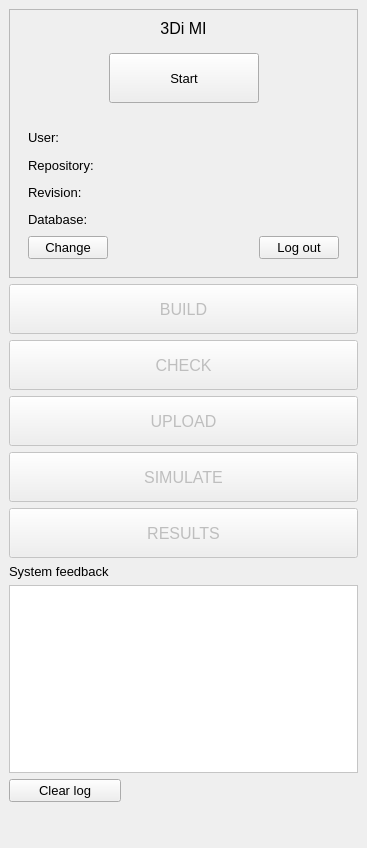
Before: the Qt Designer form threedi_api_qgis_client/ui/threedi_api_qgis_client_dockwidget_base.ui in nens/threedi-api-qgis-client, drawn with Qt 5.
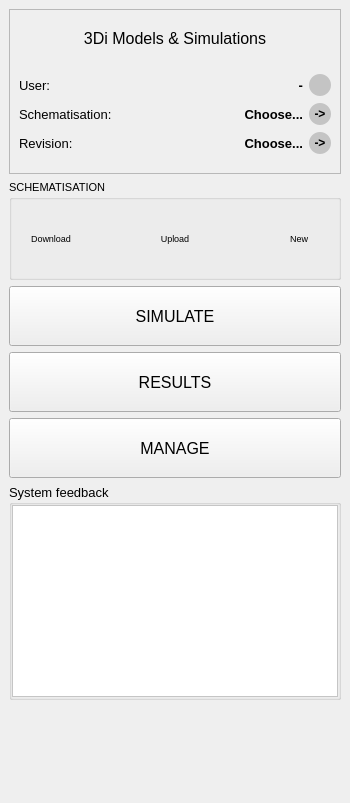
After: the same form once the commit is applied. Icons and pictures are not drawn. Custom widgets are drawn as their Qt base class.

The edit to the form file:
```diff
--- a/threedi_api_qgis_client/ui/threedi_api_qgis_client_dockwidget_base.ui
+++ b/threedi_api_qgis_client/ui/threedi_api_qgis_client_dockwidget_base.ui
@@ -6,10 +6,16 @@
    <rect>
     <x>0</x>
     <y>0</y>
-    <width>367</width>
-    <height>848</height>
+    <width>350</width>
+    <height>803</height>
    </rect>
   </property>
+  <property name="minimumSize">
+   <size>
+    <width>282</width>
+    <height>579</height>
+   </size>
+  </property>
   <property name="font">
    <font>
     <family>Segoe UI</family>
@@ -19,25 +25,24 @@
   <property name="layoutDirection">
    <enum>Qt::LeftToRight</enum>
   </property>
+  <property name="features">
+   <set>QDockWidget::DockWidgetClosable|QDockWidget::DockWidgetMovable</set>
+  </property>
+  <property name="allowedAreas">
+   <set>Qt::LeftDockWidgetArea|Qt::RightDockWidgetArea</set>
+  </property>
   <property name="windowTitle">
-   <string>3Di</string>
+   <string>3Di Models &amp;&amp; Simulations</string>
   </property>
   <widget class="QWidget" name="dockWidgetContents">
    <layout class="QGridLayout" name="gridLayout">
-    <item row="7" column="0">
-     <widget class="QLabel" name="label_9">
-      <property name="text">
-       <string>System feedback</string>
-      </property>
-     </widget>
-    </item>
-    <item row="6" column="0" colspan="3">
+    <item row="4" column="0" colspan="3">
      <widget class="QToolButton" name="btn_results">
       <property name="enabled">
-       <bool>false</bool>
+       <bool>true</bool>
       </property>
       <property name="sizePolicy">
-       <sizepolicy hsizetype="Expanding" vsizetype="Expanding">
+       <sizepolicy hsizetype="Preferred" vsizetype="Preferred">
         <horstretch>0</horstretch>
         <verstretch>0</verstretch>
        </sizepolicy>
@@ -45,7 +50,13 @@
       <property name="minimumSize">
        <size>
         <width>0</width>
-        <height>50</height>
+        <height>60</height>
+       </size>
+      </property>
+      <property name="maximumSize">
+       <size>
+        <width>16777215</width>
+        <height>16777215</height>
        </size>
       </property>
       <property name="font">
@@ -58,6 +69,46 @@
       </property>
       <property name="icon">
        <iconset>
+        <normaloff>icons/api.svg</normaloff>icons/api.svg</iconset>
+      </property>
+      <property name="iconSize">
+       <size>
+        <width>80</width>
+        <height>40</height>
+       </size>
+      </property>
+      <property name="toolButtonStyle">
+       <enum>Qt::ToolButtonTextBesideIcon</enum>
+      </property>
+     </widget>
+    </item>
+    <item row="5" column="0" colspan="3">
+     <widget class="QToolButton" name="btn_manage">
+      <property name="enabled">
+       <bool>true</bool>
+      </property>
+      <property name="sizePolicy">
+       <sizepolicy hsizetype="Preferred" vsizetype="Preferred">
+        <horstretch>0</horstretch>
+        <verstretch>0</verstretch>
+       </sizepolicy>
+      </property>
+      <property name="minimumSize">
+       <size>
+        <width>0</width>
+        <height>60</height>
+       </size>
+      </property>
+      <property name="font">
+       <font>
+        <pointsize>12</pointsize>
+       </font>
+      </property>
+      <property name="text">
+       <string>MANAGE</string>
+      </property>
+      <property name="icon">
+       <iconset>
         <normaloff>icons/results.svg</normaloff>icons/results.svg</iconset>
       </property>
       <property name="iconSize">
@@ -71,53 +122,13 @@
       </property>
      </widget>
     </item>
-    <item row="9" column="0">
-     <widget class="QPushButton" name="btn_clear_log">
-      <property name="enabled">
-       <bool>true</bool>
-      </property>
-      <property name="text">
-       <string>Clear log</string>
-      </property>
-     </widget>
-    </item>
-    <item row="8" column="0" colspan="3">
-     <widget class="QListView" name="lv_log">
-      <property name="sizePolicy">
-       <sizepolicy hsizetype="Expanding" vsizetype="Preferred">
-        <horstretch>0</horstretch>
-        <verstretch>0</verstretch>
-       </sizepolicy>
-      </property>
-      <property name="minimumSize">
-       <size>
-        <width>0</width>
-        <height>0</height>
-       </size>
-      </property>
-      <property name="font">
-       <font>
-        <pointsize>8</pointsize>
-       </font>
-      </property>
-      <property name="styleSheet">
-       <string notr="true">QListView {background-color: white;}</string>
-      </property>
-      <property name="editTriggers">
-       <set>QAbstractItemView::NoEditTriggers</set>
-      </property>
-      <property name="wordWrap">
-       <bool>true</bool>
-      </property>
-     </widget>
-    </item>
     <item row="3" column="0" colspan="3">
-     <widget class="QToolButton" name="btn_check">
+     <widget class="QToolButton" name="btn_simulate">
       <property name="enabled">
-       <bool>false</bool>
+       <bool>true</bool>
       </property>
       <property name="sizePolicy">
-       <sizepolicy hsizetype="Expanding" vsizetype="Expanding">
+       <sizepolicy hsizetype="Preferred" vsizetype="Preferred">
         <horstretch>0</horstretch>
         <verstretch>0</verstretch>
        </sizepolicy>
@@ -125,47 +136,19 @@
       <property name="minimumSize">
        <size>
         <width>0</width>
-        <height>50</height>
+        <height>60</height>
        </size>
       </property>
-      <property name="font">
-       <font>
-        <pointsize>12</pointsize>
-       </font>
-      </property>
-      <property name="text">
-       <string>CHECK</string>
-      </property>
-      <property name="icon">
-       <iconset>
-        <normaloff>icons/check.svg</normaloff>icons/check.svg</iconset>
-      </property>
-      <property name="iconSize">
+      <property name="maximumSize">
        <size>
-        <width>80</width>
-        <height>40</height>
+        <width>16777215</width>
+        <height>16777215</height>
        </size>
       </property>
-      <property name="toolButtonStyle">
-       <enum>Qt::ToolButtonTextBesideIcon</enum>
-      </property>
-     </widget>
-    </item>
-    <item row="2" column="0" colspan="3">
-     <widget class="QToolButton" name="btn_build">
-      <property name="enabled">
-       <bool>false</bool>
-      </property>
-      <property name="sizePolicy">
-       <sizepolicy hsizetype="Expanding" vsizetype="Expanding">
-        <horstretch>0</horstretch>
-        <verstretch>0</verstretch>
-       </sizepolicy>
-      </property>
-      <property name="minimumSize">
+      <property name="sizeIncrement">
        <size>
         <width>0</width>
-        <height>50</height>
+        <height>0</height>
        </size>
       </property>
       <property name="font">
@@ -173,51 +156,8 @@
         <pointsize>12</pointsize>
        </font>
       </property>
-      <property name="layoutDirection">
-       <enum>Qt::LeftToRight</enum>
-      </property>
       <property name="text">
-       <string>BUILD</string>
-      </property>
-      <property name="icon">
-       <iconset>
-        <normaloff>../icons/build.svg</normaloff>../icons/build.svg</iconset>
-      </property>
-      <property name="iconSize">
-       <size>
-        <width>80</width>
-        <height>40</height>
-       </size>
-      </property>
-      <property name="toolButtonStyle">
-       <enum>Qt::ToolButtonTextBesideIcon</enum>
-      </property>
-     </widget>
-    </item>
-    <item row="4" column="0" colspan="3">
-     <widget class="QToolButton" name="btn_upload">
-      <property name="enabled">
-       <bool>false</bool>
-      </property>
-      <property name="sizePolicy">
-       <sizepolicy hsizetype="Expanding" vsizetype="Expanding">
-        <horstretch>0</horstretch>
-        <verstretch>0</verstretch>
-       </sizepolicy>
-      </property>
-      <property name="minimumSize">
-       <size>
-        <width>0</width>
-        <height>50</height>
-       </size>
-      </property>
-      <property name="font">
-       <font>
-        <pointsize>12</pointsize>
-       </font>
-      </property>
-      <property name="text">
-       <string>UPLOAD</string>
+       <string>SIMULATE</string>
       </property>
       <property name="icon">
        <iconset>
@@ -234,12 +174,266 @@
       </property>
      </widget>
     </item>
+    <item row="7" column="0" colspan="3">
+     <widget class="QgsCollapsibleGroupBox" name="mGroupBox">
+      <property name="sizePolicy">
+       <sizepolicy hsizetype="Expanding" vsizetype="Expanding">
+        <horstretch>0</horstretch>
+        <verstretch>0</verstretch>
+       </sizepolicy>
+      </property>
+      <property name="title">
+       <string>System feedback</string>
+      </property>
+      <property name="collapsed">
+       <bool>true</bool>
+      </property>
+      <property name="saveCollapsedState">
+       <bool>false</bool>
+      </property>
+      <layout class="QGridLayout" name="gridLayout_2">
+       <property name="leftMargin">
+        <number>0</number>
+       </property>
+       <property name="topMargin">
+        <number>0</number>
+       </property>
+       <property name="rightMargin">
+        <number>0</number>
+       </property>
+       <property name="bottomMargin">
+        <number>0</number>
+       </property>
+       <property name="spacing">
+        <number>0</number>
+       </property>
+       <item row="0" column="0">
+        <widget class="QListView" name="lv_log">
+         <property name="sizePolicy">
+          <sizepolicy hsizetype="Expanding" vsizetype="Expanding">
+           <horstretch>0</horstretch>
+           <verstretch>0</verstretch>
+          </sizepolicy>
+         </property>
+         <property name="minimumSize">
+          <size>
+           <width>0</width>
+           <height>150</height>
+          </size>
+         </property>
+         <property name="maximumSize">
+          <size>
+           <width>16777215</width>
+           <height>16777215</height>
+          </size>
+         </property>
+         <property name="font">
+          <font>
+           <pointsize>8</pointsize>
+          </font>
+         </property>
+         <property name="styleSheet">
+          <string notr="true">QListView {background-color: white;}</string>
+         </property>
+         <property name="editTriggers">
+          <set>QAbstractItemView::NoEditTriggers</set>
+         </property>
+         <property name="wordWrap">
+          <bool>true</bool>
+         </property>
+        </widget>
+       </item>
+      </layout>
+     </widget>
+    </item>
+    <item row="2" column="0" colspan="3">
+     <widget class="QGroupBox" name="grp_schematisation">
+      <property name="font">
+       <font>
+        <pointsize>8</pointsize>
+       </font>
+      </property>
+      <property name="title">
+       <string>SCHEMATISATION</string>
+      </property>
+      <layout class="QHBoxLayout" name="horizontalLayout_2">
+       <item>
+        <widget class="QToolButton" name="btn_download">
+         <property name="minimumSize">
+          <size>
+           <width>60</width>
+           <height>60</height>
+          </size>
+         </property>
+         <property name="font">
+          <font>
+           <pointsize>7</pointsize>
+          </font>
+         </property>
+         <property name="toolTip">
+          <string>Download a revision of a schematisation</string>
+         </property>
+         <property name="text">
+          <string>Download</string>
+         </property>
+         <property name="icon">
+          <iconset>
+           <normaloff>../icons/download.svg</normaloff>../icons/download.svg</iconset>
+         </property>
+         <property name="iconSize">
+          <size>
+           <width>30</width>
+           <height>30</height>
+          </size>
+         </property>
+         <property name="popupMode">
+          <enum>QToolButton::DelayedPopup</enum>
+         </property>
+         <property name="toolButtonStyle">
+          <enum>Qt::ToolButtonTextUnderIcon</enum>
+         </property>
+         <property name="autoRaise">
+          <bool>true</bool>
+         </property>
+        </widget>
+       </item>
+       <item>
+        <spacer name="horizontalSpacer">
+         <property name="orientation">
+          <enum>Qt::Horizontal</enum>
+         </property>
+         <property name="sizeHint" stdset="0">
+          <size>
+           <width>40</width>
+           <height>20</height>
+          </size>
+         </property>
+        </spacer>
+       </item>
+       <item>
+        <widget class="QToolButton" name="btn_upload">
+         <property name="minimumSize">
+          <size>
+           <width>60</width>
+           <height>60</height>
+          </size>
+         </property>
+         <property name="font">
+          <font>
+           <pointsize>7</pointsize>
+          </font>
+         </property>
+         <property name="toolTip">
+          <string>Upload changes, creating a new revision of the current schematisation</string>
+         </property>
+         <property name="text">
+          <string>Upload</string>
+         </property>
+         <property name="icon">
+          <iconset>
+           <normaloff>../icons/upload.svg</normaloff>../icons/upload.svg</iconset>
+         </property>
+         <property name="iconSize">
+          <size>
+           <width>30</width>
+           <height>30</height>
+          </size>
+         </property>
+         <property name="toolButtonStyle">
+          <enum>Qt::ToolButtonTextUnderIcon</enum>
+         </property>
+         <property name="autoRaise">
+          <bool>true</bool>
+         </property>
+        </widget>
+       </item>
+       <item>
+        <spacer name="horizontalSpacer_2">
+         <property name="orientation">
+          <enum>Qt::Horizontal</enum>
+         </property>
+         <property name="sizeHint" stdset="0">
+          <size>
+           <width>40</width>
+           <height>20</height>
+          </size>
+         </property>
+        </spacer>
+       </item>
+       <item>
+        <widget class="QToolButton" name="btn_new">
+         <property name="minimumSize">
+          <size>
+           <width>60</width>
+           <height>60</height>
+          </size>
+         </property>
+         <property name="font">
+          <font>
+           <pointsize>7</pointsize>
+          </font>
+         </property>
+         <property name="toolTip">
+          <string>Create new schematisation. It will be created both on the server and locally</string>
+         </property>
+         <property name="text">
+          <string>New</string>
+         </property>
+         <property name="icon">
+          <iconset>
+           <normaloff>../icons/new.svg</normaloff>../icons/new.svg</iconset>
+         </property>
+         <property name="iconSize">
+          <size>
+           <width>30</width>
+           <height>30</height>
+          </size>
+         </property>
+         <property name="toolButtonStyle">
+          <enum>Qt::ToolButtonTextUnderIcon</enum>
+         </property>
+         <property name="autoRaise">
+          <bool>true</bool>
+         </property>
+        </widget>
+       </item>
+      </layout>
+     </widget>
+    </item>
+    <item row="8" column="1">
+     <spacer name="verticalSpacer">
+      <property name="orientation">
+       <enum>Qt::Vertical</enum>
+      </property>
+      <property name="sizeType">
+       <enum>QSizePolicy::MinimumExpanding</enum>
+      </property>
+      <property name="sizeHint" stdset="0">
+       <size>
+        <width>20</width>
+        <height>20</height>
+       </size>
+      </property>
+     </spacer>
+    </item>
     <item row="0" column="0" colspan="3">
      <widget class="QFrame" name="frame">
+      <property name="sizePolicy">
+       <sizepolicy hsizetype="Preferred" vsizetype="Fixed">
+        <horstretch>0</horstretch>
+        <verstretch>0</verstretch>
+       </sizepolicy>
+      </property>
       <property name="minimumSize">
        <size>
         <width>0</width>
-        <height>0</height>
+        <height>165</height>
+       </size>
+      </property>
+      <property name="maximumSize">
+       <size>
+        <width>16777215</width>
+        <height>165</height>
        </size>
       </property>
       <property name="frameShape">
@@ -249,284 +443,311 @@
        <enum>QFrame::Plain</enum>
       </property>
       <layout class="QGridLayout" name="gridLayout_4">
-       <item row="4" column="1">
+       <property name="leftMargin">
+        <number>9</number>
+       </property>
+       <property name="rightMargin">
+        <number>9</number>
+       </property>
+       <item row="0" column="0">
+        <widget class="QLabel" name="label_10">
+         <property name="font">
+          <font>
+           <pointsize>12</pointsize>
+          </font>
+         </property>
+         <property name="text">
+          <string>3Di Models &amp; Simulations</string>
+         </property>
+         <property name="alignment">
+          <set>Qt::AlignCenter</set>
+         </property>
+        </widget>
+       </item>
+       <item row="1" column="0">
         <widget class="QWidget" name="widget_authorized" native="true">
+         <property name="sizePolicy">
+          <sizepolicy hsizetype="Preferred" vsizetype="Preferred">
+           <horstretch>0</horstretch>
+           <verstretch>0</verstretch>
+          </sizepolicy>
+         </property>
          <property name="minimumSize">
           <size>
            <width>0</width>
-           <height>150</height>
+           <height>100</height>
           </size>
          </property>
          <layout class="QGridLayout" name="gridLayout_3">
+          <property name="leftMargin">
+           <number>0</number>
+          </property>
+          <property name="rightMargin">
+           <number>0</number>
+          </property>
+          <item row="2" column="0">
+           <widget class="QLabel" name="label_4">
+            <property name="text">
+             <string>Revision:</string>
+            </property>
+            <property name="margin">
+             <number>5</number>
+            </property>
+           </widget>
+          </item>
           <item row="0" column="0">
            <widget class="QLabel" name="label">
             <property name="text">
              <string>User:</string>
             </property>
-           </widget>
-          </item>
-          <item row="0" column="2">
-           <widget class="QLabel" name="label_user">
-            <property name="font">
-             <font>
-              <weight>75</weight>
-              <bold>true</bold>
-             </font>
-            </property>
-            <property name="layoutDirection">
-             <enum>Qt::LeftToRight</enum>
-            </property>
-            <property name="text">
-             <string/>
-            </property>
-            <property name="alignment">
-             <set>Qt::AlignRight|Qt::AlignTrailing|Qt::AlignVCenter</set>
-            </property>
-           </widget>
-          </item>
-          <item row="2" column="2">
-           <widget class="QLabel" name="label_rev">
-            <property name="font">
-             <font>
-              <weight>75</weight>
-              <bold>true</bold>
-             </font>
-            </property>
-            <property name="text">
-             <string/>
-            </property>
-            <property name="alignment">
-             <set>Qt::AlignRight|Qt::AlignTrailing|Qt::AlignVCenter</set>
-            </property>
-           </widget>
-          </item>
-          <item row="3" column="0">
-           <widget class="QLabel" name="label_4">
-            <property name="text">
-             <string>Database:</string>
+            <property name="margin">
+             <number>5</number>
             </property>
            </widget>
           </item>
           <item row="1" column="0">
            <widget class="QLabel" name="label_2">
             <property name="text">
-             <string>Repository:</string>
+             <string>Schematisation:</string>
             </property>
-           </widget>
-          </item>
-          <item row="3" column="2">
-           <widget class="QLabel" name="label_db">
-            <property name="font">
-             <font>
-              <weight>75</weight>
-              <bold>true</bold>
-             </font>
+            <property name="margin">
+             <number>5</number>
             </property>
-            <property name="text">
-             <string/>
-            </property>
-            <property name="alignment">
-             <set>Qt::AlignRight|Qt::AlignTrailing|Qt::AlignVCenter</set>
-            </property>
            </widget>
           </item>
-          <item row="2" column="0">
-           <widget class="QLabel" name="label_3">
-            <property name="text">
-             <string>Revision:</string>
-            </property>
-           </widget>
-          </item>
-          <item row="1" column="2">
-           <widget class="QLabel" name="label_repo">
-            <property name="font">
-             <font>
-              <weight>75</weight>
-              <bold>true</bold>
-             </font>
-            </property>
-            <property name="text">
-             <string/>
-            </property>
-            <property name="alignment">
-             <set>Qt::AlignRight|Qt::AlignTrailing|Qt::AlignVCenter</set>
-            </property>
-           </widget>
-          </item>
-          <item row="4" column="0" colspan="3">
+          <item row="0" column="3">
            <layout class="QHBoxLayout" name="horizontalLayout">
             <item>
-             <widget class="QPushButton" name="btn_change_repo">
+             <widget class="QLabel" name="label_user">
+              <property name="sizePolicy">
+               <sizepolicy hsizetype="Preferred" vsizetype="Preferred">
+                <horstretch>0</horstretch>
+                <verstretch>0</verstretch>
+               </sizepolicy>
+              </property>
+              <property name="font">
+               <font>
+                <weight>75</weight>
+                <bold>true</bold>
+               </font>
+              </property>
+              <property name="layoutDirection">
+               <enum>Qt::LeftToRight</enum>
+              </property>
               <property name="text">
-               <string>Change</string>
+               <string>-</string>
               </property>
+              <property name="alignment">
+               <set>Qt::AlignRight|Qt::AlignTrailing|Qt::AlignVCenter</set>
+              </property>
              </widget>
             </item>
             <item>
-             <spacer name="horizontalSpacer_3">
-              <property name="orientation">
-               <enum>Qt::Horizontal</enum>
+             <widget class="QToolButton" name="btn_log_in_out">
+              <property name="minimumSize">
+               <size>
+                <width>22</width>
+                <height>22</height>
+               </size>
               </property>
-              <property name="sizeHint" stdset="0">
+              <property name="font">
+               <font>
+                <family>Segoe UI</family>
+                <pointsize>9</pointsize>
+                <weight>75</weight>
+                <bold>true</bold>
+               </font>
+              </property>
+              <property name="toolTip">
+               <string>Log in</string>
+              </property>
+              <property name="styleSheet">
+               <string notr="true">border-radius : 11; 
+background-color: #C4C4C4;</string>
+              </property>
+              <property name="text">
+               <string/>
+              </property>
+              <property name="icon">
+               <iconset>
+                <normaloff>../icons/arrow.svg</normaloff>../icons/arrow.svg</iconset>
+              </property>
+              <property name="iconSize">
                <size>
-                <width>40</width>
-                <height>20</height>
+                <width>10</width>
+                <height>10</height>
                </size>
               </property>
-             </spacer>
+              <property name="arrowType">
+               <enum>Qt::NoArrow</enum>
+              </property>
+             </widget>
             </item>
+           </layout>
+          </item>
+          <item row="1" column="3">
+           <layout class="QHBoxLayout" name="horizontalLayout_3">
             <item>
-             <widget class="QPushButton" name="btn_log_out">
+             <widget class="QLabel" name="label_schematisation">
+              <property name="sizePolicy">
+               <sizepolicy hsizetype="Ignored" vsizetype="Preferred">
+                <horstretch>0</horstretch>
+                <verstretch>0</verstretch>
+               </sizepolicy>
+              </property>
+              <property name="font">
+               <font>
+                <weight>75</weight>
+                <bold>true</bold>
+               </font>
+              </property>
+              <property name="layoutDirection">
+               <enum>Qt::LeftToRight</enum>
+              </property>
               <property name="text">
-               <string>Log out</string>
+               <string>Choose...</string>
               </property>
+              <property name="scaledContents">
+               <bool>false</bool>
+              </property>
+              <property name="alignment">
+               <set>Qt::AlignRight|Qt::AlignTrailing|Qt::AlignVCenter</set>
+              </property>
+              <property name="wordWrap">
+               <bool>false</bool>
+              </property>
              </widget>
             </item>
+            <item>
+             <widget class="QToolButton" name="btn_load_schematisation">
+              <property name="minimumSize">
+               <size>
+                <width>22</width>
+                <height>22</height>
+               </size>
+              </property>
+              <property name="font">
+               <font>
+                <family>Segoe UI</family>
+                <pointsize>9</pointsize>
+                <weight>75</weight>
+                <bold>true</bold>
+               </font>
+              </property>
+              <property name="toolTip">
+               <string>Activate a locally available revision of a schematisation</string>
+              </property>
+              <property name="layoutDirection">
+               <enum>Qt::LeftToRight</enum>
+              </property>
+              <property name="autoFillBackground">
+               <bool>false</bool>
+              </property>
+              <property name="styleSheet">
+               <string notr="true">border-radius : 11; 
+background-color: #C4C4C4;</string>
+              </property>
+              <property name="text">
+               <string>-&gt;</string>
+              </property>
+              <property name="icon">
+               <iconset>
+                <normaloff>../icons/arrow.svg</normaloff>../icons/arrow.svg</iconset>
+              </property>
+              <property name="iconSize">
+               <size>
+                <width>10</width>
+                <height>10</height>
+               </size>
+              </property>
+             </widget>
+            </item>
            </layout>
           </item>
-         </layout>
-        </widget>
-       </item>
-       <item row="1" column="1">
-        <widget class="QWidget" name="widget_unauthorized" native="true">
-         <property name="minimumSize">
-          <size>
-           <width>0</width>
-           <height>0</height>
-          </size>
-         </property>
-         <layout class="QGridLayout" name="gridLayout_2">
-          <item row="1" column="0">
-           <spacer name="horizontalSpacer">
-            <property name="orientation">
-             <enum>Qt::Horizontal</enum>
-            </property>
-            <property name="sizeHint" stdset="0">
-             <size>
-              <width>40</width>
-              <height>20</height>
-             </size>
-            </property>
-           </spacer>
+          <item row="2" column="3">
+           <layout class="QHBoxLayout" name="horizontalLayout_4">
+            <item>
+             <widget class="QLabel" name="label_revision">
+              <property name="sizePolicy">
+               <sizepolicy hsizetype="Preferred" vsizetype="Preferred">
+                <horstretch>0</horstretch>
+                <verstretch>0</verstretch>
+               </sizepolicy>
+              </property>
+              <property name="font">
+               <font>
+                <weight>75</weight>
+                <bold>true</bold>
+               </font>
+              </property>
+              <property name="layoutDirection">
+               <enum>Qt::LeftToRight</enum>
+              </property>
+              <property name="text">
+               <string>Choose...</string>
+              </property>
+              <property name="alignment">
+               <set>Qt::AlignRight|Qt::AlignTrailing|Qt::AlignVCenter</set>
+              </property>
+             </widget>
+            </item>
+            <item>
+             <widget class="QToolButton" name="btn_load_revision">
+              <property name="minimumSize">
+               <size>
+                <width>22</width>
+                <height>22</height>
+               </size>
+              </property>
+              <property name="font">
+               <font>
+                <family>Segoe UI</family>
+                <pointsize>9</pointsize>
+                <weight>75</weight>
+                <bold>true</bold>
+               </font>
+              </property>
+              <property name="toolTip">
+               <string>Activate a locally available revision of a schematisation</string>
+              </property>
+              <property name="styleSheet">
+               <string notr="true">border-radius : 11; 
+background-color: #C4C4C4;</string>
+              </property>
+              <property name="text">
+               <string>-&gt;</string>
+              </property>
+              <property name="icon">
+               <iconset>
+                <normaloff>../icons/arrow.svg</normaloff>../icons/arrow.svg</iconset>
+              </property>
+              <property name="iconSize">
+               <size>
+                <width>10</width>
+                <height>10</height>
+               </size>
+              </property>
+             </widget>
+            </item>
+           </layout>
           </item>
-          <item row="1" column="2">
-           <spacer name="horizontalSpacer_2">
-            <property name="orientation">
-             <enum>Qt::Horizontal</enum>
-            </property>
-            <property name="sizeType">
-             <enum>QSizePolicy::Expanding</enum>
-            </property>
-            <property name="sizeHint" stdset="0">
-             <size>
-              <width>40</width>
-              <height>20</height>
-             </size>
-            </property>
-           </spacer>
-          </item>
-          <item row="1" column="1">
-           <widget class="QPushButton" name="btn_start">
-            <property name="sizePolicy">
-             <sizepolicy hsizetype="Expanding" vsizetype="Expanding">
-              <horstretch>0</horstretch>
-              <verstretch>0</verstretch>
-             </sizepolicy>
-            </property>
-            <property name="minimumSize">
-             <size>
-              <width>150</width>
-              <height>50</height>
-             </size>
-            </property>
-            <property name="baseSize">
-             <size>
-              <width>0</width>
-              <height>0</height>
-             </size>
-            </property>
-            <property name="text">
-             <string>Start</string>
-            </property>
-           </widget>
-          </item>
          </layout>
         </widget>
        </item>
-       <item row="0" column="1">
-        <widget class="QLabel" name="label_10">
-         <property name="font">
-          <font>
-           <pointsize>12</pointsize>
-          </font>
-         </property>
-         <property name="text">
-          <string>3Di MI</string>
-         </property>
-         <property name="alignment">
-          <set>Qt::AlignCenter</set>
-         </property>
-        </widget>
-       </item>
       </layout>
      </widget>
     </item>
-    <item row="10" column="1">
-     <spacer name="verticalSpacer">
-      <property name="orientation">
-       <enum>Qt::Vertical</enum>
-      </property>
-      <property name="sizeHint" stdset="0">
-       <size>
-        <width>20</width>
-        <height>40</height>
-       </size>
-      </property>
-     </spacer>
-    </item>
-    <item row="5" column="0" colspan="3">
-     <widget class="QToolButton" name="btn_simulate">
-      <property name="enabled">
-       <bool>false</bool>
-      </property>
-      <property name="sizePolicy">
-       <sizepolicy hsizetype="Expanding" vsizetype="Expanding">
-        <horstretch>0</horstretch>
-        <verstretch>0</verstretch>
-       </sizepolicy>
-      </property>
-      <property name="minimumSize">
-       <size>
-        <width>0</width>
-        <height>50</height>
-       </size>
-      </property>
-      <property name="font">
-       <font>
-        <pointsize>12</pointsize>
-       </font>
-      </property>
-      <property name="text">
-       <string>SIMULATE</string>
-      </property>
-      <property name="icon">
-       <iconset>
-        <normaloff>icons/api.svg</normaloff>icons/api.svg</iconset>
-      </property>
-      <property name="iconSize">
-       <size>
-        <width>80</width>
-        <height>40</height>
-       </size>
-      </property>
-      <property name="toolButtonStyle">
-       <enum>Qt::ToolButtonTextBesideIcon</enum>
-      </property>
-     </widget>
-    </item>
    </layout>
   </widget>
  </widget>
+ <customwidgets>
+  <customwidget>
+   <class>QgsCollapsibleGroupBox</class>
+   <extends>QGroupBox</extends>
+   <header>qgscollapsiblegroupbox.h</header>
+   <container>1</container>
+  </customwidget>
+ </customwidgets>
  <resources/>
  <connections/>
 </ui>
```
